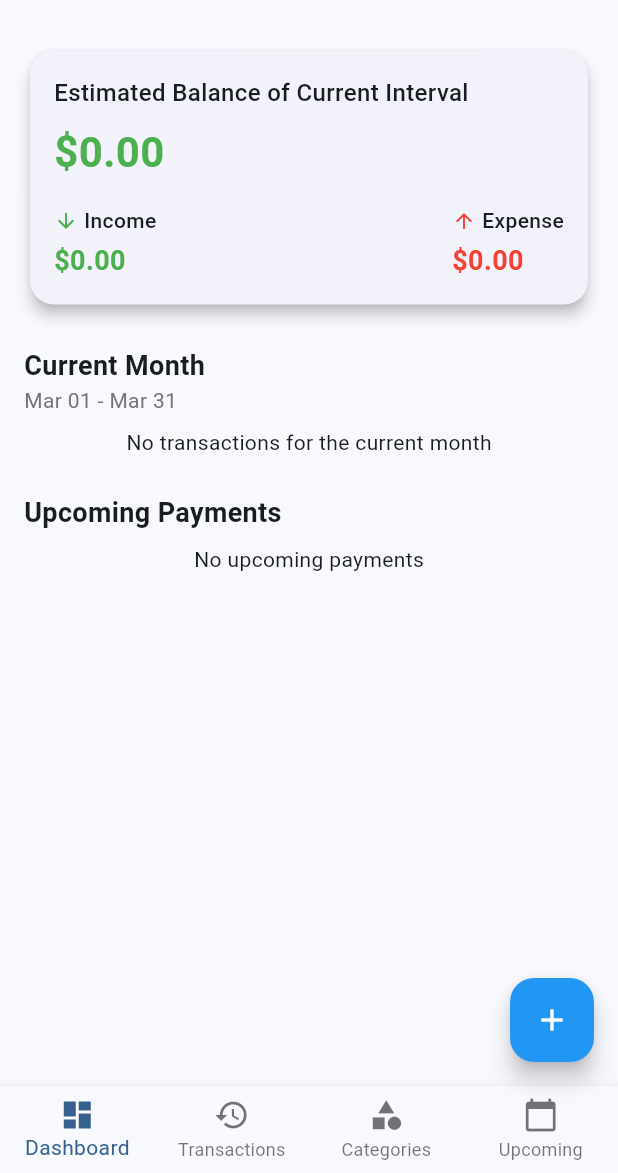
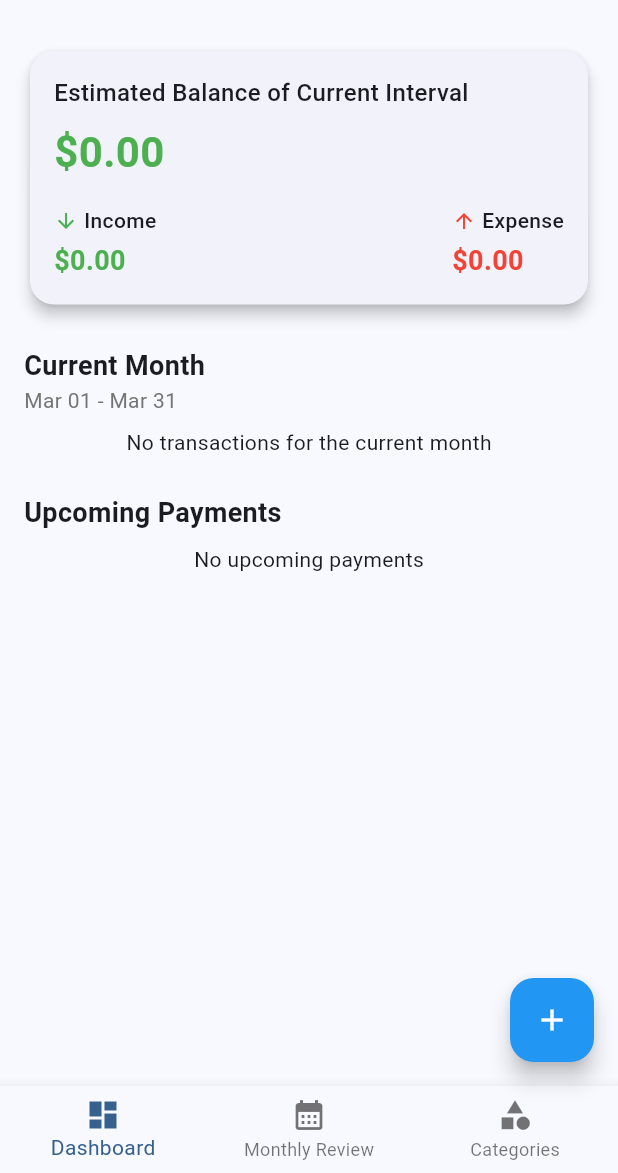
Before and after one commit to AlperKutay/Debt_Manager, a Flutter app: the screen it shows after launch, on a phone screen of 412 x 824 dp, the part 63-1236 px from its top. Run offline on Flutter 3.47's test engine with Material 3 defaults, Android fonts, the phone set to English and light mode, and no system bars; our stand-ins replace flutter_datetime_picker_plus, flutter_slidable, sqflite; accounts and stored records are empty.

Commit message:
Monthly Review screen is added. Transaction and upcoing payments screens are removed

```diff
--- a/lib/main.dart
+++ b/lib/main.dart
@@ -7,24 +7,38 @@ import 'screens/home_screen.dart';
 import 'utils/notification_service.dart';
 import 'data/database_helper.dart';
 import 'providers/language_provider.dart';
+import 'utils/restart_widget.dart';
+import 'l10n/app_localizations.dart';
+import 'utils/app_strings.dart';
 
 void main() async {
   WidgetsFlutterBinding.ensureInitialized();
 
-  // Initialize database first
+  // Initialize the database
   await DatabaseHelper.instance.initialize();
 
   await NotificationService().initNotification();
 
+  // Create providers first
+  final transactionProvider = TransactionProvider();
+
   runApp(
-    MultiProvider(
+    RestartWidget(
+      child: MultiProvider(
         providers: [
-        ChangeNotifierProvider(create: (_) => TransactionProvider()),
+          ChangeNotifierProvider.value(value: transactionProvider),
           ChangeNotifierProvider(create: (_) => CategoryProvider()),
           ChangeNotifierProvider(create: (_) => SettingsProvider()),
           ChangeNotifierProvider(create: (_) => LanguageProvider()),
         ],
-      child: const MyApp(),
+        child: Builder(
+          builder: (context) {
+            // Set context after the provider is available in the widget tree
+            transactionProvider.setContext(context);
+            return const MyApp();
+          },
+        ),
+      ),
     ),
   );
 }
@@ -34,55 +48,44 @@ class MyApp extends StatelessWidget {
 
   @override
   Widget build(BuildContext context) {
-    return Consumer<SettingsProvider>(
-      builder: (context, settingsProvider, child) {
-        if (settingsProvider.isLoading) {
+    final settingsProvider = Provider.of<SettingsProvider>(context);
+    final languageProvider = Provider.of<LanguageProvider>(context);
+
+    // Load settings if not already loaded
+    if (settingsProvider.settings.id == null) {
       Future.microtask(() => settingsProvider.loadSettings());
     }
 
+    // Get the theme mode from settings
+    ThemeMode themeMode = ThemeMode.system;
+    switch (settingsProvider.settings.themeMode) {
+      case 'light':
+        themeMode = ThemeMode.light;
+        break;
+      case 'dark':
+        themeMode = ThemeMode.dark;
+        break;
+      default:
+        themeMode = ThemeMode.system;
+    }
+
     return MaterialApp(
-          title: 'Debt Manager',
+      title: AppStrings.get('Debt Manager', language: languageProvider.currentLanguage),
       theme: ThemeData(
-            primarySwatch: Colors.blue,
-            colorScheme: ColorScheme.fromSeed(
-              seedColor: Colors.blue,
-              brightness: Brightness.light,
+        colorScheme: ColorScheme.fromSeed(seedColor: Colors.blue),
+        useMaterial3: true,
       ),
-            elevatedButtonTheme: ElevatedButtonThemeData(
-              style: ElevatedButton.styleFrom(
-                backgroundColor: Colors.blue,
-                foregroundColor: Colors.white,
-              ),
-            ),
-          ),
-          darkTheme: ThemeData(
-            primarySwatch: Colors.blue,
-            colorScheme: ColorScheme.fromSeed(
-              seedColor: Colors.blue,
-              brightness: Brightness.dark,
-            ),
-            elevatedButtonTheme: ElevatedButtonThemeData(
-              style: ElevatedButton.styleFrom(
-                backgroundColor: Colors.blue,
-                foregroundColor: Colors.white,
-              ),
-            ),
-          ),
-          themeMode: _getThemeMode(settingsProvider.settings.themeMode),
+      darkTheme: ThemeData.dark(useMaterial3: true),
+      themeMode: themeMode,
       home: const HomeScreen(),
-        );
-      },
+      localizationsDelegates: const [
+        AppLocalizations.delegate,
+      ],
+      supportedLocales: const [
+        Locale('en', ''),
+        Locale('tr', ''),
+      ],
+      locale: Locale(languageProvider.currentLanguage, ''),
     );
   }
-
-  ThemeMode _getThemeMode(String mode) {
-    switch (mode) {
-      case 'light':
-        return ThemeMode.light;
-      case 'dark':
-        return ThemeMode.dark;
-      default:
-        return ThemeMode.system;
 }
-  }
-}
--- a/lib/screens/home_screen.dart
+++ b/lib/screens/home_screen.dart
@@ -14,6 +14,7 @@ import '../screens/categories_screen.dart';
 import '../utils/app_strings.dart';
 import '../providers/language_provider.dart';
 import '../providers/category_provider.dart';
+import '../screens/monthly_review_screen.dart';
 
 class HomeScreen extends StatefulWidget {
   const HomeScreen({super.key});
@@ -72,16 +73,12 @@ class _HomeScreenState extends State<HomeScreen> {
             label: AppStrings.get('dashboard', language: language),
           ),
           BottomNavigationBarItem(
-            icon: const Icon(Icons.history),
-            label: AppStrings.get('transactions', language: language),
+            icon: const Icon(Icons.calendar_month),
+            label: AppStrings.get('monthlyReview', language: language),
           ),
           BottomNavigationBarItem(
             icon: const Icon(Icons.category),
             label: AppStrings.get('categories', language: language),
-          ),
-          BottomNavigationBarItem(
-            icon: const Icon(Icons.calendar_today),
-            label: AppStrings.get('upcoming', language: language),
           ),
         ],
       ),
@@ -106,7 +103,7 @@ class _HomeScreenState extends State<HomeScreen> {
       case 0:
         return _buildDashboard();
       case 1:
-        return const TransactionList();
+        return const MonthlyReviewScreen();
       case 2:
         return const CategoriesScreen();
       case 3:
--- a/lib/utils/app_strings.dart
+++ b/lib/utils/app_strings.dart
@@ -62,6 +62,7 @@ class AppStrings {
       'Turkish': 'Turkish (Türkçe)',
       'unknownCategory': 'Unknown Category',
       'noTransactionsFound': 'No transactions found',
+      'monthlyReview': 'Monthly Review',
     },
     'tr': {
       // Navigation
@@ -157,6 +158,7 @@ class AppStrings {
       'Day 28': 'Gün 28',
       'unknownCategory': 'Bilinmeyen Kategori',
       'noTransactionsFound': 'İşlem bulunamadı',
+      'monthlyReview': 'Aylık İnceleme',
     },
   };
 
```
Also changed, not shown: lib/providers/transaction_provider.dart (+72 -4 lines), lib/screens/monthly_review_screen.dart (added, +258 -0 lines), lib/screens/monthly_transactions_screen.dart (added, +301 -0 lines). Lines whose indentation alone changed are shown as unchanged.
